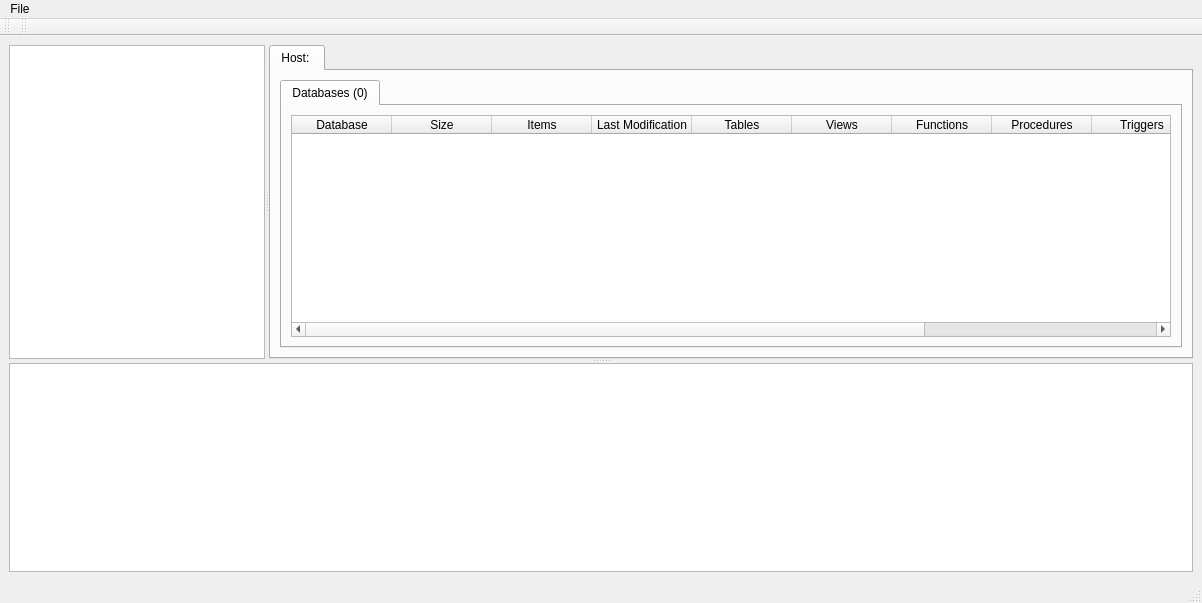
Above: qtcreator_assets/pyHeidi/mainwindow.ui from Fapiko/pyHeidi before the change. Below: the same form after it.
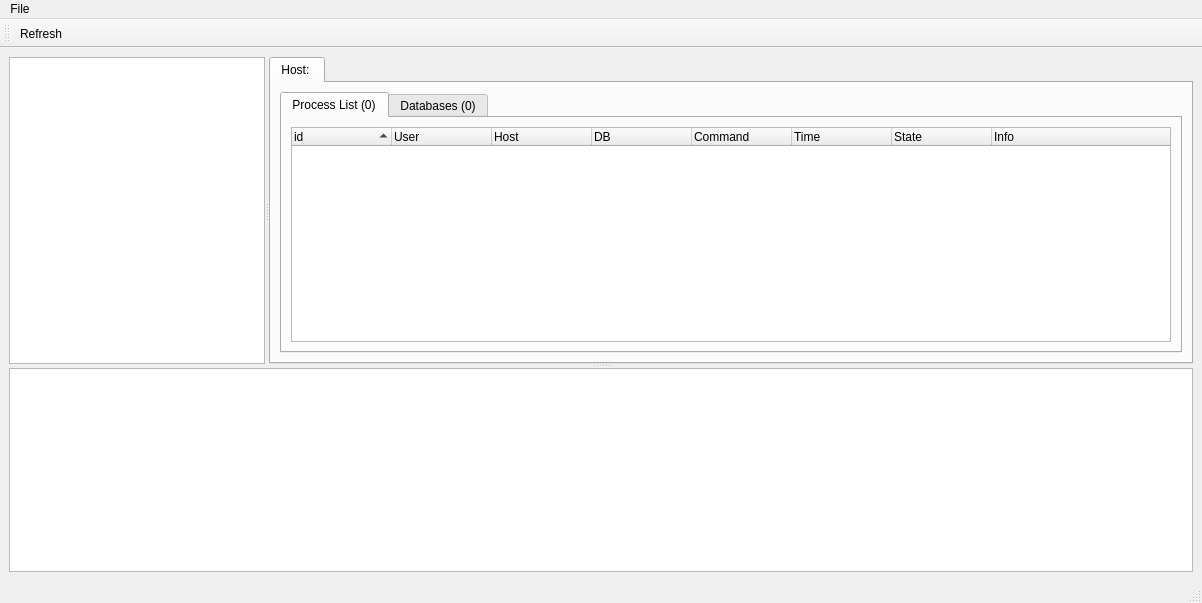
That is the form after the change. Icons and pictures are not drawn.

Commit message: Added process list page and refresh ability

The edit to the form file:
```diff
--- a/qtcreator_assets/pyHeidi/mainwindow.ui
+++ b/qtcreator_assets/pyHeidi/mainwindow.ui
@@ -105,6 +105,60 @@
             <property name="currentIndex">
              <number>0</number>
             </property>
+            <widget class="QWidget" name="tab">
+             <attribute name="title">
+              <string>Process List (0)</string>
+             </attribute>
+             <layout class="QVBoxLayout" name="verticalLayout_4">
+              <item>
+               <widget class="QTreeWidget" name="processListTree">
+                <property name="sortingEnabled">
+                 <bool>true</bool>
+                </property>
+                <column>
+                 <property name="text">
+                  <string>id</string>
+                 </property>
+                </column>
+                <column>
+                 <property name="text">
+                  <string>User</string>
+                 </property>
+                </column>
+                <column>
+                 <property name="text">
+                  <string>Host</string>
+                 </property>
+                </column>
+                <column>
+                 <property name="text">
+                  <string>DB</string>
+                 </property>
+                </column>
+                <column>
+                 <property name="text">
+                  <string>Command</string>
+                 </property>
+                </column>
+                <column>
+                 <property name="text">
+                  <string>Time</string>
+                 </property>
+                </column>
+                <column>
+                 <property name="text">
+                  <string>State</string>
+                 </property>
+                </column>
+                <column>
+                 <property name="text">
+                  <string>Info</string>
+                 </property>
+                </column>
+               </widget>
+              </item>
+             </layout>
+            </widget>
             <widget class="QWidget" name="hostTabDB">
              <attribute name="icon">
               <iconset>
@@ -217,17 +271,7 @@
    <attribute name="toolBarBreak">
     <bool>false</bool>
    </attribute>
-  </widget>
-  <widget class="QToolBar" name="toolBar_2">
-   <property name="windowTitle">
-    <string>toolBar_2</string>
-   </property>
-   <attribute name="toolBarArea">
-    <enum>TopToolBarArea</enum>
-   </attribute>
-   <attribute name="toolBarBreak">
-    <bool>false</bool>
-   </attribute>
+   <addaction name="actionRefresh"/>
   </widget>
   <action name="actionSession_Manager">
    <property name="text">
@@ -239,6 +283,18 @@
     <string>Exit</string>
    </property>
   </action>
+  <action name="actionRefresh">
+   <property name="icon">
+    <iconset resource="resources.qrc">
+     <normaloff>:/icons/resources/icons/arrow_refresh.png</normaloff>:/icons/resources/icons/arrow_refresh.png</iconset>
+   </property>
+   <property name="text">
+    <string>Refresh</string>
+   </property>
+   <property name="shortcut">
+    <string>F5</string>
+   </property>
+  </action>
  </widget>
  <resources>
   <include location="resources.qrc"/>
```
Left out of the diff: 5 changed lines with no effect on the pictures. The commit also changes 4 other files.
